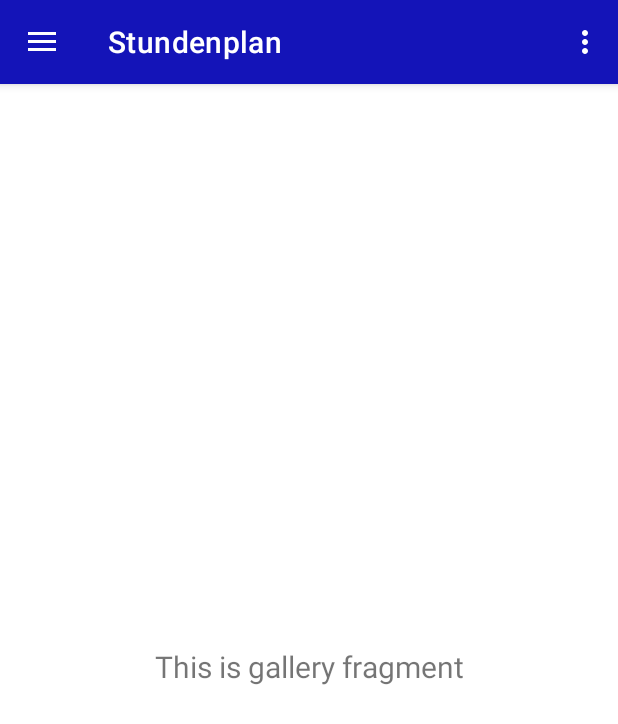
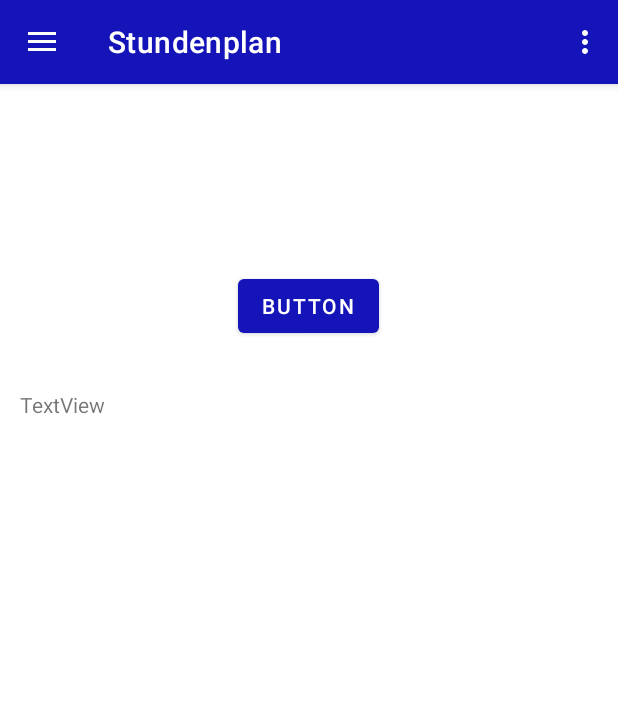
Before and after one commit to Volvo7700/TeachersEssentials, an Android app: the screen it shows after launch (MainActivity), in the side drawer, after a tap on "Stundenplan", on a phone screen of 412 x 824 dp. Shown: the top 724 px of the screen. Run offline under Robolectric (Android 15) with nearby library versions, the phone set to English and light mode, and no system bars; our stand-ins replace navigation-ui; 2 statements that could not run were skipped.

Commit message:
CSVParser Optimierungen

```diff
--- a/app/src/main/java/de/teachersessentials/csv/CsvParser.java
+++ b/app/src/main/java/de/teachersessentials/csv/CsvParser.java
@@ -20,7 +20,7 @@ public class CsvParser {
         try {
             // InputStream und Dateipfad definieren
             // Standardpfad: /storage/.../Android/de.teachersessentials/[Dateiname]
-            String filePath = context.getApplicationInfo().dataDir + "fileName";
+            String filePath = context.getApplicationInfo().dataDir + fileName;
             FileInputStream fis = context.openFileInput(filePath);
             InputStreamReader inputStreamReader = new InputStreamReader(fis, StandardCharsets.UTF_8);
 
@@ -74,7 +74,7 @@ public class CsvParser {
             // Überprüfen, ob Array Werte enthält
             if (lineData.length > 0) {
                 // Zeilenumbruch einfügen
-                String line = System.getProperty("line.seperator");
+                String line = "\n";
                 // Zeilenwerte mit Komma zusammenfügen
                 line += lineData[0];
                 for (int i = 1; i < lineData.length; i++) {
--- a/app/src/main/res/layout/fragment_gallery.xml
+++ b/app/src/main/res/layout/fragment_gallery.xml
@@ -6,17 +6,25 @@
     android:layout_height="match_parent"
     tools:context=".ui.gallery.GalleryFragment">
 
+    <Button
+        android:id="@+id/button_test"
+        android:layout_width="wrap_content"
+        android:layout_height="wrap_content"
+        android:layout_marginTop="124dp"
+        android:text="Button"
+        app:layout_constraintEnd_toEndOf="parent"
+        app:layout_constraintHorizontal_bias="0.498"
+        app:layout_constraintStart_toStartOf="parent"
+        app:layout_constraintTop_toTopOf="parent" />
+
     <TextView
-        android:id="@+id/text_gallery"
-        android:layout_width="match_parent"
-        android:layout_height="wrap_content"
-        android:layout_marginStart="8dp"
-        android:layout_marginTop="8dp"
-        android:layout_marginEnd="8dp"
-        android:textAlignment="center"
-        android:textSize="20sp"
+        android:id="@+id/textView_test"
+        android:layout_width="384dp"
+        android:layout_height="532dp"
+        android:text="TextView"
         app:layout_constraintBottom_toBottomOf="parent"
         app:layout_constraintEnd_toEndOf="parent"
+        app:layout_constraintHorizontal_bias="0.485"
         app:layout_constraintStart_toStartOf="parent"
-        app:layout_constraintTop_toTopOf="parent" />
+        app:layout_constraintTop_toBottomOf="@+id/button_test" />
 </androidx.constraintlayout.widget.ConstraintLayout>
```
